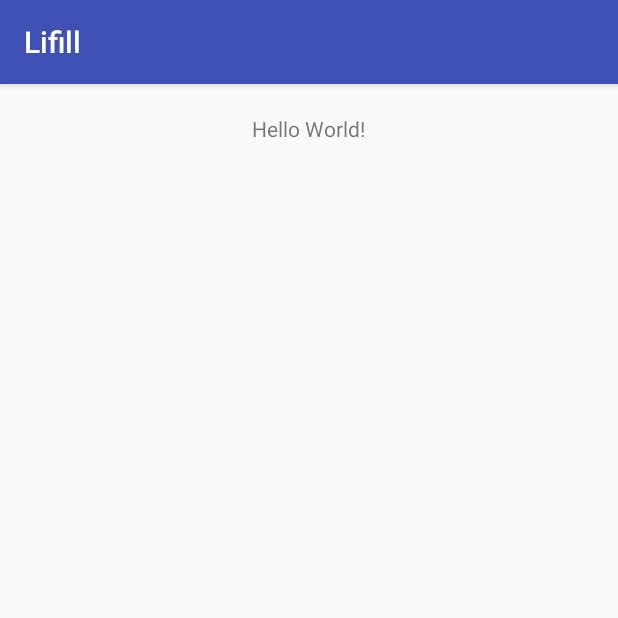
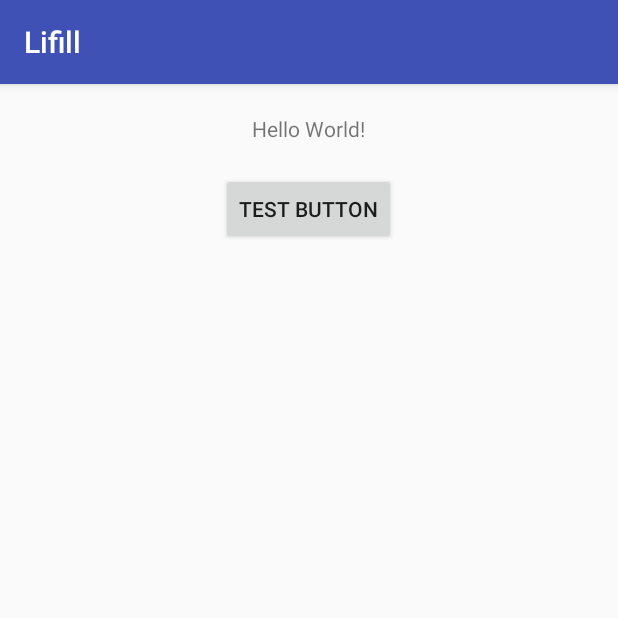
Before and after one commit to jacekngo/LIFILL, an Android app: the screen it shows after launch (MainActivity), on a phone screen of 412 x 824 dp, the top half of it. Run offline under Robolectric (Android 15) with nearby library versions, the phone set to English and light mode, and no system bars; our stand-ins replace ButterKnife.

```diff
--- a/app/src/main/res/layout/activity_main.xml
+++ b/app/src/main/res/layout/activity_main.xml
@@ -14,6 +14,13 @@
         android:paddingBottom="20dp"
         android:paddingTop="20dp"
         android:text="Hello World!" />
+    <Button
+        android:id="@+id/bt_test"
+        android:layout_width="wrap_content"
+        android:layout_height="wrap_content"
+        android:layout_gravity="center"
+        android:text="test button"
+        />
 
     <FrameLayout
         android:id="@+id/container"
```
Also changed, not shown: app/src/main/java/com/example/jacek/lifill/MainActivity.java (+19 -0 lines), 1 other file.
